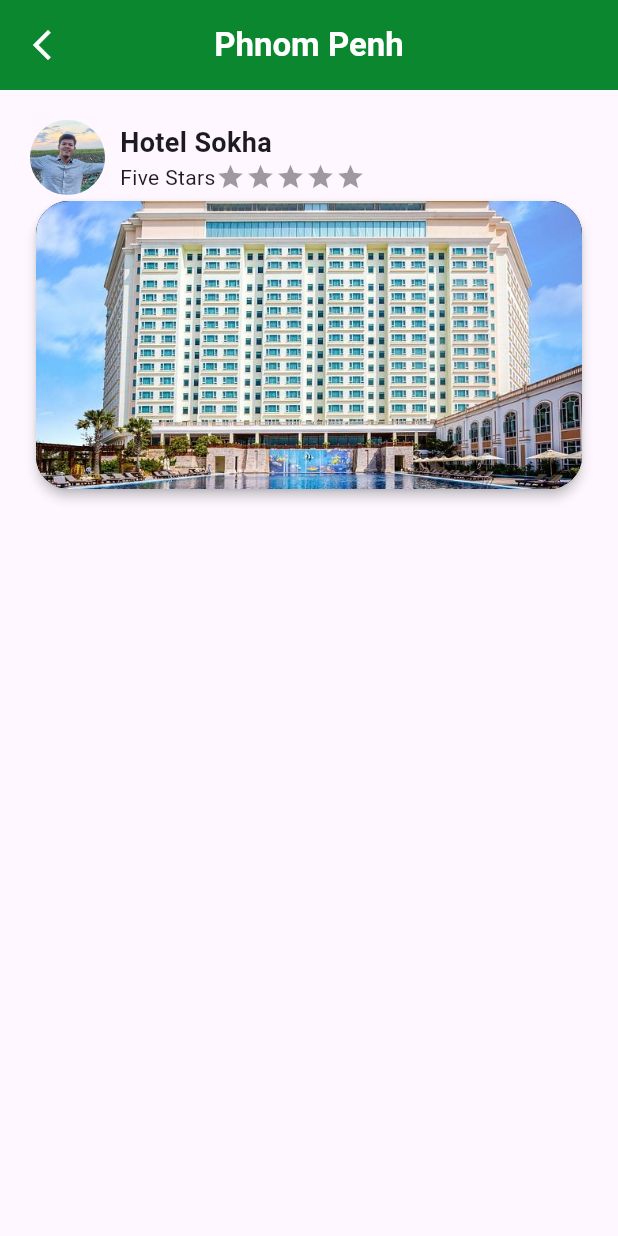
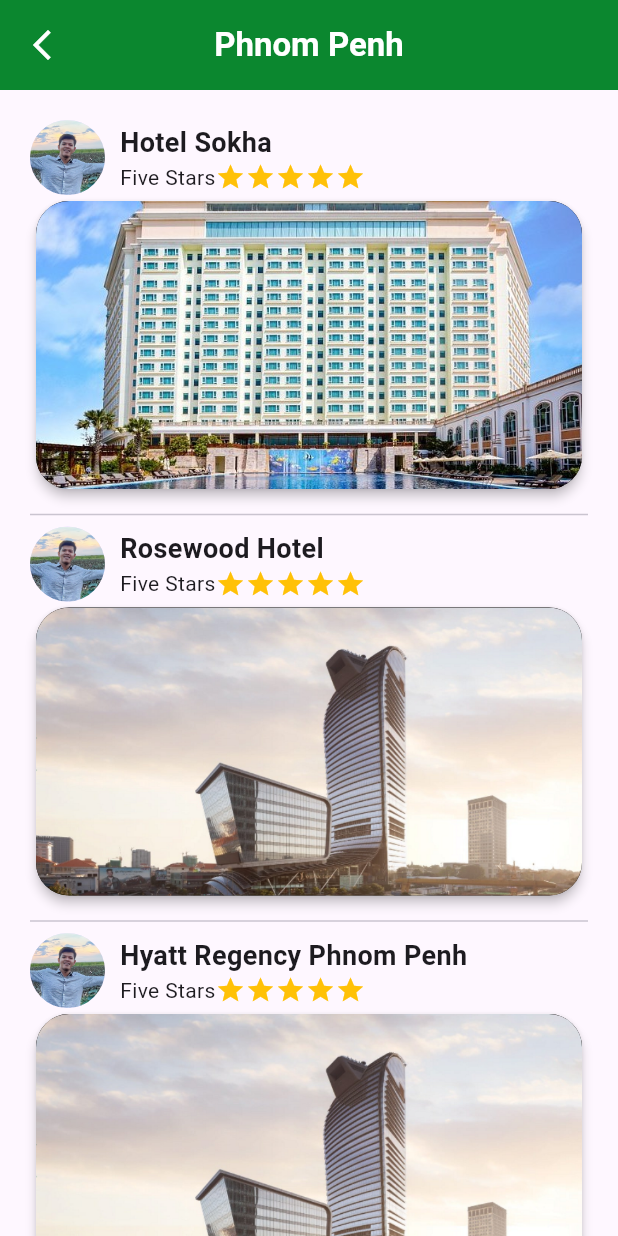
Before and after one commit to SoemPuthy/SETEC_Hotel_Project, a Flutter app: the PhnomPenhPage screen opened directly, on a phone screen of 412 x 824 dp. Run offline on Flutter 3.47's test engine with Material 3 defaults, Android fonts, the phone set to English and light mode, and no system bars; drawn by our look-alikes of flutter_rating_bar; our stand-ins replace carousel_slider, fl_chart, gap.

Commit message:
update phnom penh page

```diff
--- a/lib/pages/categories/province/phnompenh/phnom_penh.dart
+++ b/lib/pages/categories/province/phnompenh/phnom_penh.dart
@@ -12,12 +12,8 @@ class PhnomPenhPage extends StatefulWidget {
 }
 
 class _PhnomPenhPageState extends State<PhnomPenhPage> {
-  set rating(double rating) {}
-
   @override
   Widget build(BuildContext context) {
-    double rating = 0;
-    var internet = '80';
     return Scaffold(
       appBar: AppBar(
         elevation: 3,
@@ -64,20 +60,22 @@ class _PhnomPenhPageState extends State<PhnomPenhPage> {
                             children: [
                               const Text('Five Stars'),
                               RatingBar.builder(
-                                updateOnDrag: false,
-                                allowHalfRating: true,
                                 itemSize: 20,
+                                initialRating: 5,
+                                minRating: 5,
                                 maxRating: 5,
-                                onRatingUpdate: (rating) {
-                                  setState(() {
-                                    this.rating = rating;
-                                  });
-                                },
+                                direction: Axis.horizontal,
+                                allowHalfRating: false,
+                                itemCount: 5,
                                 itemBuilder: (context, _) => const Icon(
                                   Icons.star,
-                                  color: secondaryColor,
+                                  color: Colors.amber,
+                                  size: 5,
                                 ),
-                              ),
+                                onRatingUpdate: (rating) {
+                                  print(rating);
+                                },
+                              )
                             ],
                           ),
                         ],
@@ -109,6 +107,145 @@ class _PhnomPenhPageState extends State<PhnomPenhPage> {
                   const SizedBox(height: 5),
                 ],
               ),
+              const Divider(),
+              Column(
+                children: [
+                  Row(
+                    children: [
+                      const CircleAvatar(
+                        radius: 25,
+                        backgroundImage: AssetImage('assets/img/profile.png'),
+                      ),
+                      const SizedBox(width: 10),
+                      Column(
+                        crossAxisAlignment: CrossAxisAlignment.start,
+                        children: [
+                          const Text(
+                            'Rosewood Hotel',
+                            style: TextStyle(
+                                fontSize: 18, fontWeight: FontWeight.w700),
+                          ),
+                          Row(
+                            children: [
+                              const Text('Five Stars'),
+                              RatingBar.builder(
+                                itemSize: 20,
+                                initialRating: 5,
+                                minRating: 5,
+                                maxRating: 5,
+                                direction: Axis.horizontal,
+                                allowHalfRating: false,
+                                itemCount: 5,
+                                itemBuilder: (context, _) => const Icon(
+                                  Icons.star,
+                                  color: Colors.amber,
+                                  size: 5,
+                                ),
+                                onRatingUpdate: (rating) {
+                                  print(rating);
+                                },
+                              )
+                            ],
+                          ),
+                        ],
+                      ),
+                    ],
+                  ),
+                  Container(
+                    width: double.infinity,
+                    height: 200,
+                    // color: Colors.teal,
+                    child: GestureDetector(
+                      onTap: () {},
+                      child: Card(
+                        borderOnForeground: false,
+                        shape: OutlineInputBorder(
+                          borderRadius: BorderRadius.circular(22),
+                        ),
+                        elevation: 3,
+                        child: ClipRRect(
+                          borderRadius: BorderRadius.circular(22),
+                          child: Image.asset(
+                            'assets/img/rosewood.png',
+                            fit: BoxFit.cover,
+                          ),
+                        ),
+                      ),
+                    ),
+                  ),
+                  const SizedBox(height: 5),
+                ],
+              ),
+              const Divider(),
+              Column(
+                children: [
+                  Row(
+                    children: [
+                      const CircleAvatar(
+                        radius: 25,
+                        backgroundImage: AssetImage('assets/img/profile.png'),
+                      ),
+                      const SizedBox(width: 10),
+                      Column(
+                        crossAxisAlignment: CrossAxisAlignment.start,
+                        children: [
+                          const Text(
+                            'Hyatt Regency Phnom Penh',
+                            style: TextStyle(
+                                fontSize: 18, fontWeight: FontWeight.w700),
+                          ),
+                          Row(
+                            children: [
+                              const Text('Five Stars'),
+                              RatingBar.builder(
+                                itemSize: 20,
+                                initialRating: 5,
+                                minRating: 5,
+                                maxRating: 5,
+                                direction: Axis.horizontal,
+                                allowHalfRating: false,
+                                itemCount: 5,
+                                itemBuilder: (context, _) => const Icon(
+                                  Icons.star,
+                                  color: Colors.amber,
+                                  size: 5,
+                                ),
+                                onRatingUpdate: (rating) {
+                                  print(rating);
+                                },
+                              )
+                            ],
+                          ),
+                        ],
+                      ),
+                    ],
+                  ),
+                  Container(
+                    width: double.infinity,
+                    height: 200,
+                    // color: Colors.teal,
+                    child: GestureDetector(
+                      onTap: () {},
+                      child: Card(
+                        borderOnForeground: false,
+                        shape: OutlineInputBorder(
+                          borderRadius: BorderRadius.circular(22),
+                        ),
+                        elevation: 3,
+                        child: ClipRRect(
+                          borderRadius: BorderRadius.circular(22),
+                          child: Image.asset(
+                            'assets/img/rosewood.png',
+                            fit: BoxFit.cover,
+                          ),
+                        ),
+                      ),
+                    ),
+                  ),
+                  const SizedBox(height: 5),
+                ],
+              ),
+              Divider(),
               Column(
                 children: [
                   Row(),
--- a/pubspec.yaml
+++ b/pubspec.yaml
@@ -83,6 +83,8 @@ flutter:
     - assets/img/kp.jpg
     - assets/img/takeo.jpg
     - assets/img/hotelsokha.jpg
+    - assets/img/rosewood.png
+    - assets/img/rosewoodlogo.jpg
 
 
   # An image asset can refer to one or more resolution-specific "variants", see
```
Also changed, not shown: assets/img/rosewood.png (added), assets/img/rosewoodlogo.jpg (added).
